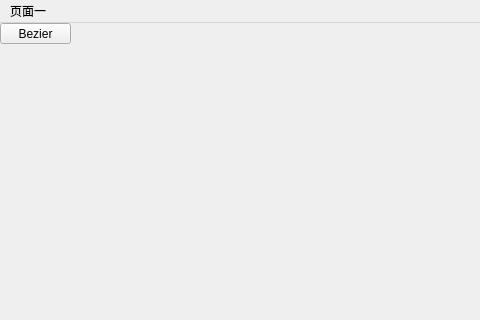
Before: the Qt Designer form mainwindow.ui in Yong-Sun-2001/Painter, drawn with Qt 5; both pictures show x 0 to 480 and y 0 to 320 of the 898 by 609 pixel window.
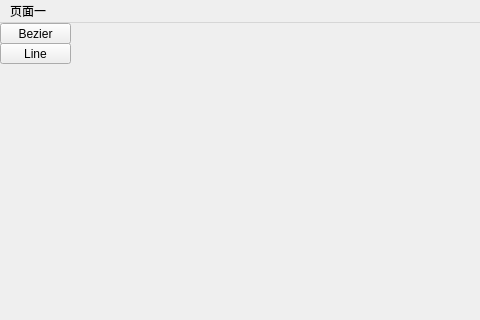
After: the same form once the commit is applied.

Diff of the .ui file:
```diff
--- a/mainwindow.ui
+++ b/mainwindow.ui
@@ -33,6 +33,25 @@
      <enum>Qt::NoArrow</enum>
     </property>
    </widget>
+   <widget class="QToolButton" name="toolButton_2">
+    <property name="geometry">
+     <rect>
+      <x>0</x>
+      <y>20</y>
+      <width>71</width>
+      <height>21</height>
+     </rect>
+    </property>
+    <property name="text">
+     <string>Line</string>
+    </property>
+    <property name="autoRaise">
+     <bool>false</bool>
+    </property>
+    <property name="arrowType">
+     <enum>Qt::NoArrow</enum>
+    </property>
+   </widget>
   </widget>
   <widget class="QMenuBar" name="menubar">
    <property name="geometry">
```
